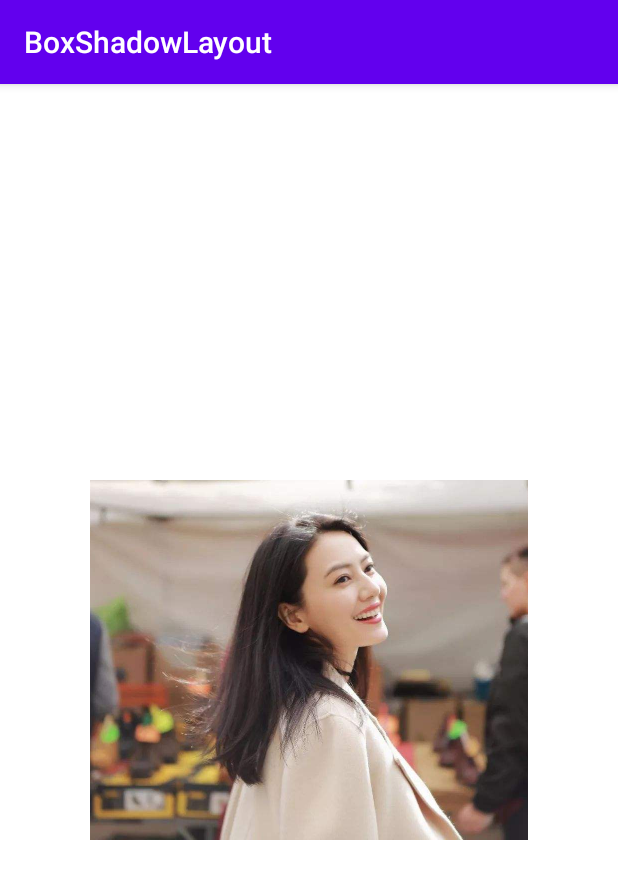
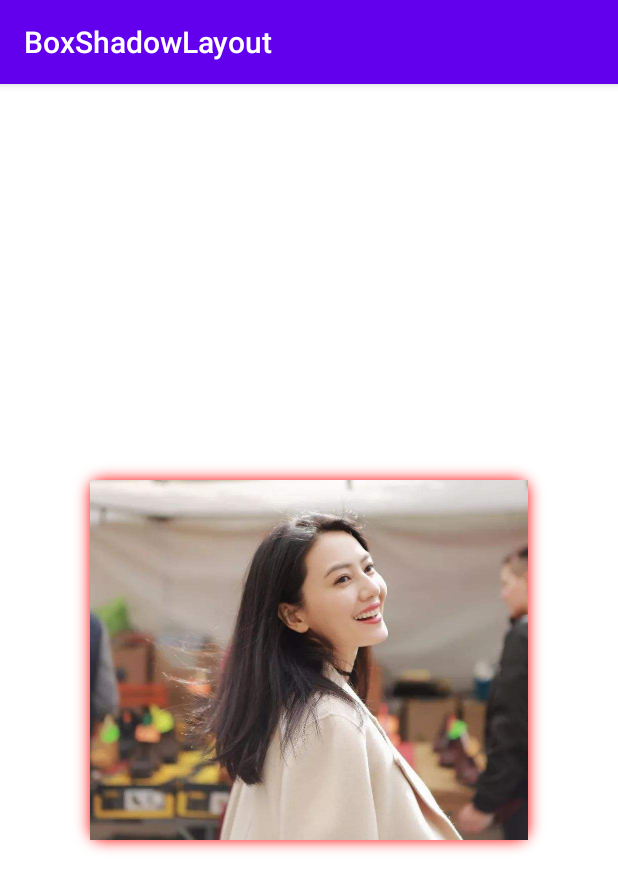
Before and after one commit to Xigong93/BoxShadowLayout, an Android app: the screen it shows after launch (MainActivity), on a phone screen of 412 x 824 dp. Shown: the top 891 px of the screen. Run offline under Robolectric (Android 15) with nearby library versions, the phone set to English and light mode, and no system bars.

```diff
--- a/app/src/main/java/pokercc/android/boxshadowlayout/BoxShadowLayout.kt
+++ b/app/src/main/java/pokercc/android/boxshadowlayout/BoxShadowLayout.kt
@@ -1,10 +1,7 @@
 package pokercc.android.boxshadowlayout
 
 import android.content.Context
-import android.graphics.BlurMaskFilter
-import android.graphics.Canvas
-import android.graphics.Color
-import android.graphics.Paint
+import android.graphics.*
 import android.util.AttributeSet
 import android.view.View
 import android.view.ViewGroup
@@ -28,6 +25,14 @@ class BoxShadowLayout(context: Context, attrs: AttributeSet? = null) : FrameLayo
     private var shadowBlur = 5f * 3
     private var shadowInset = false
     private var radius = 0f
+    private val shadowPaint = Paint().apply {
+        style = Paint.Style.FILL
+    }
+    private val clipPaint = Paint(Paint.ANTI_ALIAS_FLAG).apply {
+        color=Color.WHITE
+        style = Paint.Style.FILL
+        xfermode = PorterDuffXfermode(PorterDuff.Mode.DST)
+    }
 
     init {
         setWillNotDraw(false)
@@ -40,23 +45,18 @@ class BoxShadowLayout(context: Context, attrs: AttributeSet? = null) : FrameLayo
         context.obtainStyledAttributes(
             attrs, R.styleable.BoxShadowLayout, defStyle, 0
         ).apply {
-            setShadowVerticalOffset(getFloat(R.styleable.BoxShadowLayout_shadowVerticalOffset, 0f))
-            val hOffset = getFloat(R.styleable.BoxShadowLayout_shadowHorizontalOffset, 0f)
+            val vOffset = getDimension(R.styleable.BoxShadowLayout_shadowVerticalOffset, 0f)
+            setShadowVerticalOffset(vOffset)
+            val hOffset = getDimension(R.styleable.BoxShadowLayout_shadowHorizontalOffset, 0f)
             setShadowHorizontalOffset(hOffset)
             setShadowColor(getColor(R.styleable.BoxShadowLayout_shadowColor, 0xff888888.toInt()))
-            setShadowBlur(getFloat(R.styleable.BoxShadowLayout_shadowBlur, 0f))
+            setShadowBlur(getDimension(R.styleable.BoxShadowLayout_shadowBlur, 0f))
             setShadowInset(getBoolean(R.styleable.BoxShadowLayout_shadowInset, false))
-            setRadius(getFloat(R.styleable.BoxShadowLayout_radius, 0f))
+            setRadius(getDimension(R.styleable.BoxShadowLayout_radius, 0f))
         }.recycle()
 
     }
 
-
-    private val shadowPaint = Paint().apply {
-        color = shadowColor
-        style = Paint.Style.FILL
-        maskFilter = BlurMaskFilter(shadowBlur, BlurMaskFilter.Blur.OUTER)
-    }
 
     override fun onAttachedToWindow() {
         super.onAttachedToWindow()
@@ -76,6 +76,21 @@ class BoxShadowLayout(context: Context, attrs: AttributeSet? = null) : FrameLayo
 
     }
 
+    override fun draw(canvas: Canvas) {
+        if (radius > 0) {
+            canvas.drawRoundRect(
+                0f,
+                0f,
+                width.toFloat(),
+                height.toFloat(),
+                radius,
+                radius,
+                clipPaint
+            )
+        }
+        super.draw(canvas)
+    }
+
     private val target: View? get() = getChildAt(0)
     private fun drawShadow(canvas: Canvas) {
         target?.let {
@@ -90,6 +105,7 @@ class BoxShadowLayout(context: Context, attrs: AttributeSet? = null) : FrameLayo
             )
 
         }
+
     }
 
 
@@ -129,7 +145,8 @@ class BoxShadowLayout(context: Context, attrs: AttributeSet? = null) : FrameLayo
 
     private fun resetBlur() {
         val type = if (this.shadowInset) BlurMaskFilter.Blur.INNER else BlurMaskFilter.Blur.OUTER
-        shadowPaint.maskFilter = BlurMaskFilter(this.shadowBlur, type)
+        shadowPaint.maskFilter =
+            if (this.shadowBlur == 0f) null else BlurMaskFilter(this.shadowBlur, type)
     }
 
     fun isShadowInset(): Boolean = this.shadowInset
--- a/app/src/main/res/layout/activity_main.xml
+++ b/app/src/main/res/layout/activity_main.xml
@@ -1,22 +1,26 @@
 <?xml version="1.0" encoding="utf-8"?>
-<androidx.constraintlayout.widget.ConstraintLayout xmlns:android="http://schemas.android.com/apk/res/android"
+<FrameLayout xmlns:android="http://schemas.android.com/apk/res/android"
     xmlns:app="http://schemas.android.com/apk/res-auto"
     xmlns:tools="http://schemas.android.com/tools"
     android:layout_width="match_parent"
     android:layout_height="match_parent"
     android:background="#fff"
-    tools:context=".MainActivity">
+    android:forceDarkAllowed="false"
+    tools:context=".MainActivity"
+    tools:ignore="UnusedAttribute">
 
     <pokercc.android.boxshadowlayout.BoxShadowLayout
         android:layout_width="match_parent"
         android:layout_height="wrap_content"
+        android:layout_gravity="center"
         android:layout_marginStart="60dp"
         android:layout_marginEnd="60dp"
         app:layout_constraintBottom_toBottomOf="parent"
         app:layout_constraintEnd_toEndOf="parent"
-        app:layout_constraintHorizontal_bias="0.5"
-        app:layout_constraintStart_toStartOf="parent"
-        app:layout_constraintTop_toTopOf="parent">
+        app:radius="8dp"
+        app:shadowBlur="8dp"
+        app:shadowColor="#f00"
+        app:shadowInset="false">
 
         <ImageView
             android:layout_width="match_parent"
@@ -25,4 +29,4 @@
             android:src="@drawable/gaoyuanyuan" />
     </pokercc.android.boxshadowlayout.BoxShadowLayout>
 
-</androidx.constraintlayout.widget.ConstraintLayout>
+</FrameLayout>
--- a/app/src/main/res/values/attrs_box_shadow_layout.xml
+++ b/app/src/main/res/values/attrs_box_shadow_layout.xml
@@ -6,6 +6,6 @@
         <attr name="shadowSpread" format="dimension" />
         <attr name="shadowColor" format="color|reference" />
         <attr name="shadowInset" format="boolean" />
-        <attr name="radius" format="float" />
+        <attr name="radius" format="dimension" />
     </declare-styleable>
 </resources>
```
